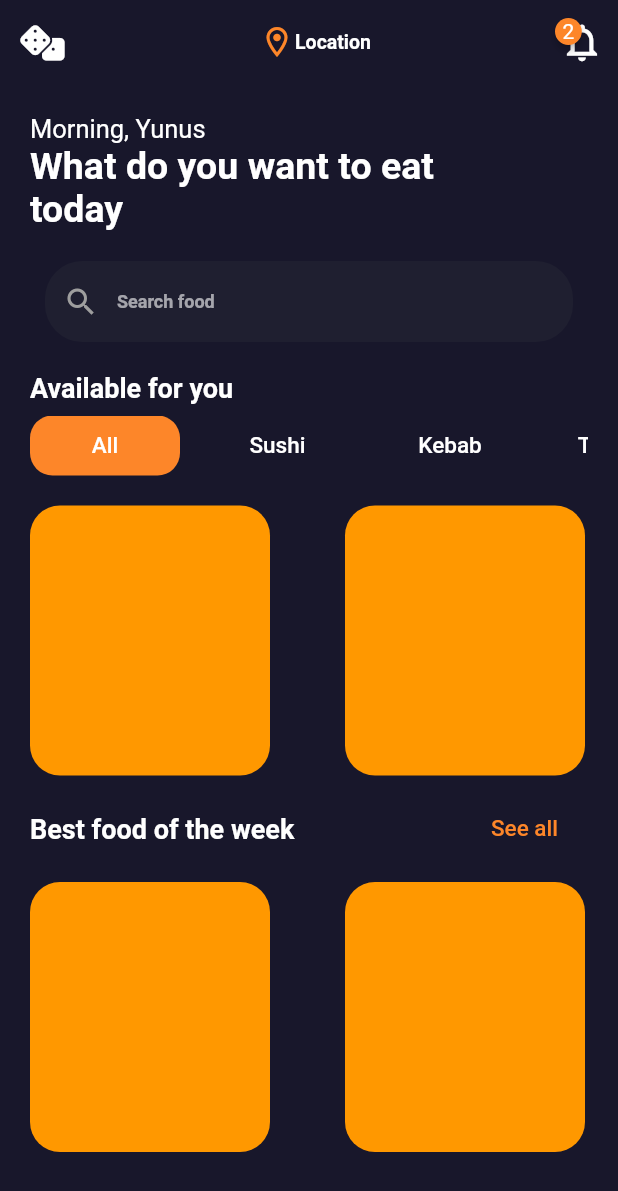
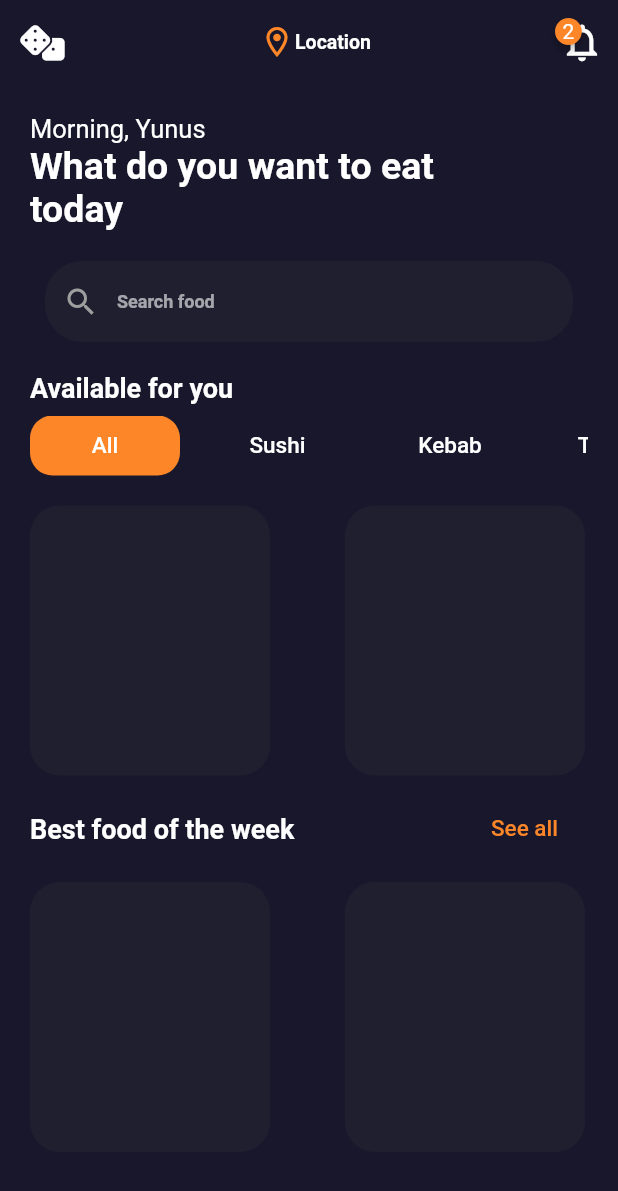
Before and after one commit to Nebyla/Flutter_Project, a Flutter app: the screen it shows after launch, on a phone screen of 412 x 824 dp. Shown: the top 1191 px of the screen. Run offline on Flutter 3.47's test engine with Material 2 defaults, Android fonts, the phone set to English and light mode, and no system bars; drawn by our look-alikes of badges; our stand-ins replace font_awesome_flutter.

Commit message:
Проверка темы

```diff
--- a/lib/ui/widgets/food_list_view.dart
+++ b/lib/ui/widgets/food_list_view.dart
@@ -1,5 +1,5 @@
 import 'package:flutter/material.dart';
-
+import 'package:FlutterProject/ui_kit/app_color.dart';
 import '../../data/models/food.dart';
 
 class FoodListView extends StatelessWidget {
@@ -14,6 +14,7 @@ this.isReversed = false
 
   @override
   Widget build(BuildContext context) {
+    final isDark = Theme.of(context).brightness == Brightness.dark;
     return SizedBox(
       height: 200,
       child: ListView.separated(
@@ -22,9 +23,9 @@ this.isReversed = false
           itemBuilder: (_, index) {
             return Container(
               width: 160,
-              decoration: const BoxDecoration(
-                color: Colors.orange,
-                borderRadius: BorderRadius.all(Radius.circular(20)),
+              decoration: BoxDecoration(
+                color: isDark ? DarkThemeColor.primaryLight : Colors.white,
+                borderRadius: const BorderRadius.all(Radius.circular(20)),
               ),
             );
           },
--- a/lib/ui_kit/app_theme.dart
+++ b/lib/ui_kit/app_theme.dart
@@ -6,6 +6,7 @@ class AppTheme {
   const AppTheme._();
 
   static ThemeData lightTheme = ThemeData(
+     brightness: Brightness.light,
      hintColor: Colors.black45,
       inputDecorationTheme: const InputDecorationTheme(
         border: OutlineInputBorder(borderSide: BorderSide.none),
@@ -41,6 +42,7 @@ class AppTheme {
   );
 
   static ThemeData darkTheme = ThemeData(
+    brightness: Brightness.dark,
     hintColor: Colors.white60,
     inputDecorationTheme: const InputDecorationTheme(
       enabledBorder: OutlineInputBorder(
```
